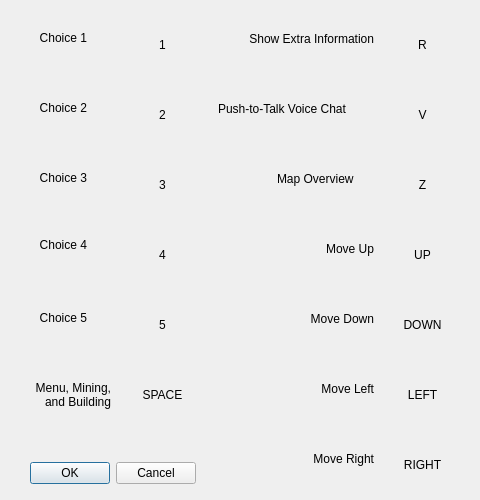
This is src/client/keymap.ui in dc2011/td as Qt 5 draws it before an edit. The edited form follows.
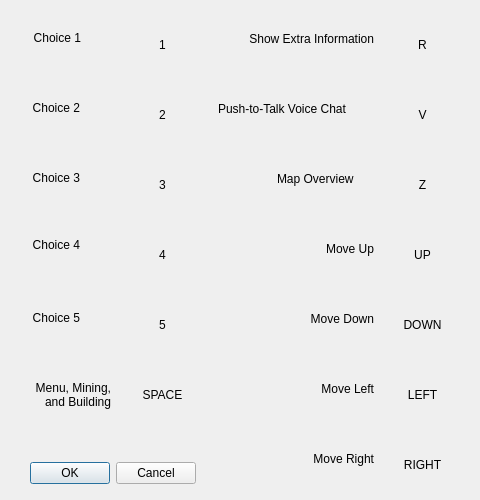
This is the edited form. Custom widgets are drawn as their Qt base class.

Commit message: Remove the white bankground from the main menu buttons

What changed in the file:
```diff
--- a/src/client/keymap.ui
+++ b/src/client/keymap.ui
@@ -67,9 +67,9 @@
   <widget class="QLabel" name="lblChoice1">
    <property name="geometry">
     <rect>
-     <x>31</x>
+     <x>21</x>
      <y>29</y>
-     <width>56</width>
+     <width>60</width>
      <height>17</height>
     </rect>
    </property>
@@ -83,9 +83,9 @@
   <widget class="QLabel" name="lblChoice2">
    <property name="geometry">
     <rect>
-     <x>30</x>
+     <x>20</x>
      <y>99</y>
-     <width>57</width>
+     <width>60</width>
      <height>17</height>
     </rect>
    </property>
@@ -118,9 +118,9 @@
   <widget class="QLabel" name="lblChoice3">
    <property name="geometry">
     <rect>
-     <x>30</x>
+     <x>20</x>
      <y>169</y>
-     <width>57</width>
+     <width>60</width>
      <height>17</height>
     </rect>
    </property>
@@ -153,9 +153,9 @@
   <widget class="QLabel" name="lblChoice4">
    <property name="geometry">
     <rect>
-     <x>30</x>
+     <x>20</x>
      <y>236</y>
-     <width>57</width>
+     <width>60</width>
      <height>17</height>
     </rect>
    </property>
@@ -188,9 +188,9 @@
   <widget class="QLabel" name="lblChoice5">
    <property name="geometry">
     <rect>
-     <x>30</x>
+     <x>20</x>
      <y>309</y>
-     <width>57</width>
+     <width>60</width>
      <height>17</height>
     </rect>
    </property>
```
The commit also changes 3 other files.
